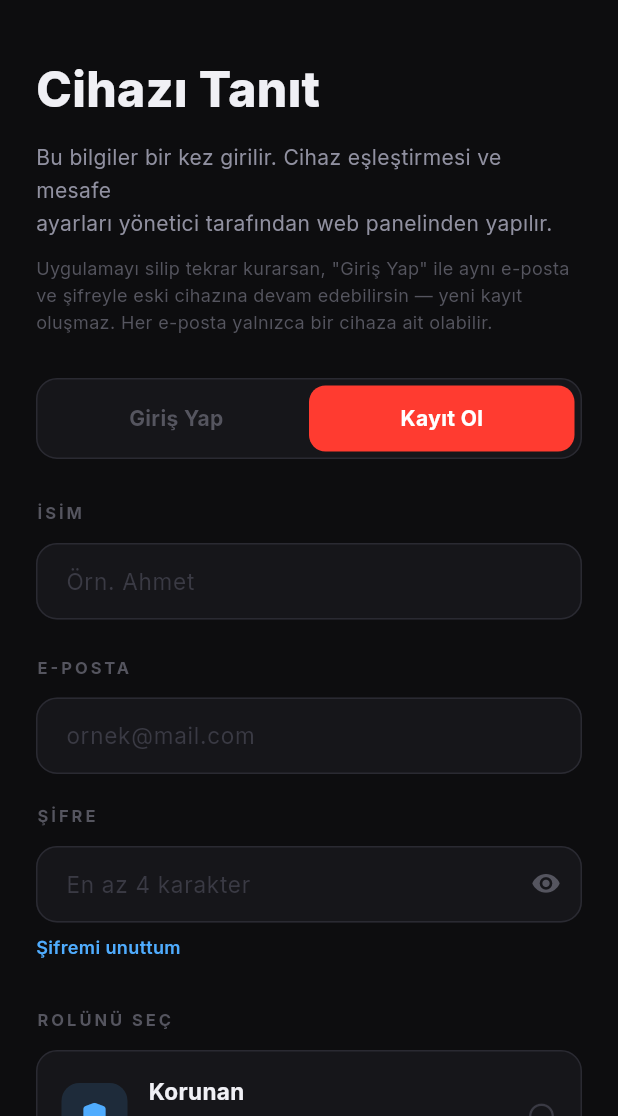
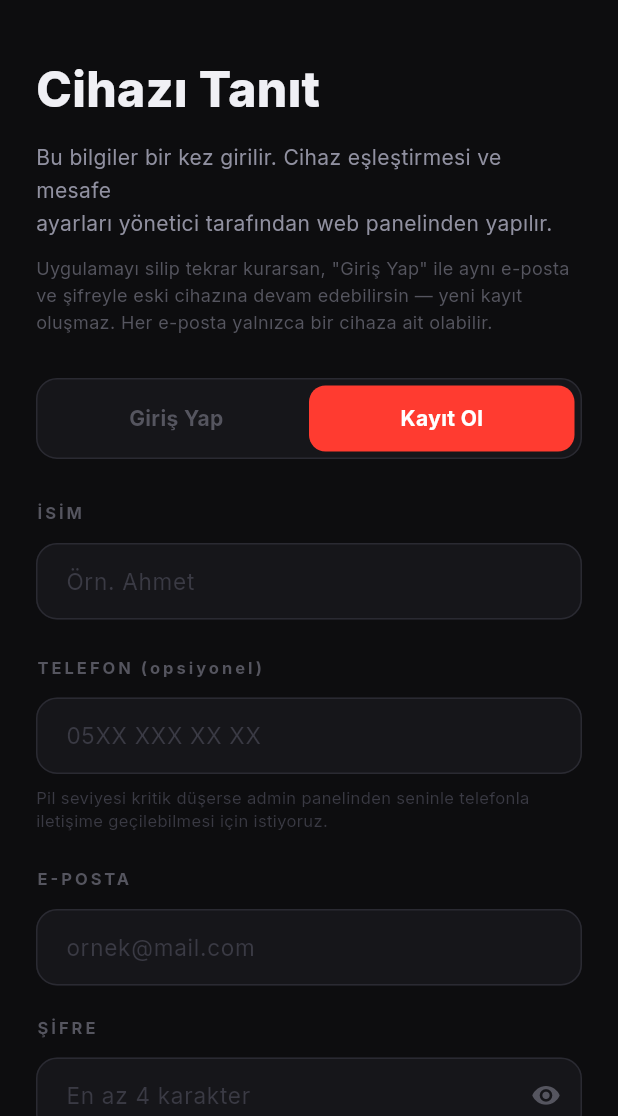
Before and after one commit to yusufbas34/UZAKDUR, a Flutter app: the screen it shows after launch, on a phone screen of 412 x 824 dp, the part 120-1236 px from its top. Run offline on Flutter 3.47's test engine with Material 3 defaults, Android fonts, the phone set to English and light mode, and no system bars; our stand-ins replace audioplayers, battery_plus, firebase_core, firebase_database, firebase_messaging, flutter_local_notifications and 6 more; missing offline and left inert: flutter_foreground_task, workmanager; accounts and stored records are empty.

Commit message:
Pil uyarısı (%30/%15 eşiği) ve kayıtta telefon numarası ekle
- Kayıt formuna opsiyonel "Telefon" alanı eklendi, devices/{id}/phone
  altına yazılıyor.
- Uygulama (her iki rol için): pil %30 altına düşünce bir kez, %15
  altına düşünce bir kez daha yerel bildirim gösteriyor; pil %40'ın
  üstüne çıkınca bu kademe sıfırlanıp bir sonraki deşarjda yeniden
  uyarabiliyor.
- Admin panel: aynı eşiklerde "battery_low"/"battery_critical" olayı
  otomatik loglanıyor, Canlı Akış'ta Önemli/Acil sekmelerinde görünüyor
  ve masaüstü bildirimi tetikliyor. Pil düşük olan cihazın telefonu
  kayıtlıysa, hem Operasyon Panosu'nda hem Kayıtlı Cihazlar'da 📞
  simgesiyle tel: linki (arama) beliriyor.

```diff
--- a/lib/screens/onboarding_screen.dart
+++ b/lib/screens/onboarding_screen.dart
@@ -21,6 +21,7 @@ class _OnboardingScreenState extends State<OnboardingScreen> {
   final _nameCtrl = TextEditingController();
   final _emailCtrl = TextEditingController();
   final _passwordCtrl = TextEditingController();
+  final _phoneCtrl = TextEditingController();
   String? _role;
   bool _saving = false;
   bool _disguise = false;
@@ -93,7 +94,7 @@ class _OnboardingScreenState extends State<OnboardingScreen> {
 
       final deviceId = LocationService.generateDeviceId();
       final passwordHash = LocationService.hashPassword(email, password);
-      await LocationService.registerDevice(deviceId, name, _role!, email: email, passwordHash: passwordHash, kvkkAccepted: true);
+      await LocationService.registerDevice(deviceId, name, _role!, email: email, passwordHash: passwordHash, kvkkAccepted: true, phone: _phoneCtrl.text.trim());
       final p = await SharedPreferences.getInstance();
       await p.setString('device_id', deviceId);
       await p.setString('device_name', name);
@@ -276,6 +277,7 @@ class _OnboardingScreenState extends State<OnboardingScreen> {
     _nameCtrl.dispose();
     _emailCtrl.dispose();
     _passwordCtrl.dispose();
+    _phoneCtrl.dispose();
     super.dispose();
   }
 
@@ -360,6 +362,26 @@ class _OnboardingScreenState extends State<OnboardingScreen> {
               focusedBorder: OutlineInputBorder(borderRadius: BorderRadius.circular(14), borderSide: BorderSide(color: AppColors.roleA.withOpacity(0.6))),
             ),
           ),
+          const SizedBox(height: 24),
+          Text('TELEFON (opsiyonel)', style: GoogleFonts.inter(fontSize: 11, fontWeight: FontWeight.w700, color: AppColors.textMuted, letterSpacing: 2)),
+          const SizedBox(height: 12),
+          TextField(
+            controller: _phoneCtrl,
+            keyboardType: TextInputType.phone,
+            style: GoogleFonts.inter(color: AppColors.textPrimary, fontSize: 15),
+            decoration: InputDecoration(
+              hintText: '05XX XXX XX XX',
+              hintStyle: GoogleFonts.inter(color: AppColors.textDisabled),
+              filled: true, fillColor: AppColors.surface,
+              contentPadding: const EdgeInsets.symmetric(horizontal: 16, vertical: 14),
+              border: OutlineInputBorder(borderRadius: BorderRadius.circular(14), borderSide: const BorderSide(color: AppColors.border)),
+              enabledBorder: OutlineInputBorder(borderRadius: BorderRadius.circular(14), borderSide: const BorderSide(color: AppColors.border)),
+              focusedBorder: OutlineInputBorder(borderRadius: BorderRadius.circular(14), borderSide: BorderSide(color: AppColors.roleA.withOpacity(0.6))),
+            ),
+          ),
+          const SizedBox(height: 8),
+          Text('Pil seviyesi kritik düşerse admin panelinden seninle telefonla iletişime geçilebilmesi için istiyoruz.',
+              style: GoogleFonts.inter(fontSize: 11, color: AppColors.textDisabled, height: 1.4)),
           const SizedBox(height: 24),
         ],
         Text('E-POSTA', style: GoogleFonts.inter(fontSize: 11, fontWeight: FontWeight.w700, color: AppColors.textMuted, letterSpacing: 2)),
--- a/lib/services/location_service.dart
+++ b/lib/services/location_service.dart
@@ -142,6 +142,7 @@ class LocationService {
     required String email,
     required String passwordHash,
     bool kvkkAccepted = false,
+    String? phone,
   }) =>
       _db.child('devices/$deviceId').update({
         'name': name,
@@ -151,6 +152,7 @@ class LocationService {
         'online': false,
         'createdAt': ServerValue.timestamp,
         if (kvkkAccepted) 'kvkkAcceptedAt': ServerValue.timestamp,
+        if (phone != null && phone.isNotEmpty) 'phone': phone,
       });
 
   // Her e-posta yalnızca bir cihaza ait olabilir; cihaz silinip yeniden
--- a/lib/services/notification_service.dart
+++ b/lib/services/notification_service.dart
@@ -31,7 +31,27 @@ class NotificationService {
           'uzakdur_status', 'UZAKDUR Servis',
           description: 'Arka plan servisi', importance: Importance.low,
         ));
+    await _plugin
+        .resolvePlatformSpecificImplementation<AndroidFlutterLocalNotificationsPlugin>()
+        ?.createNotificationChannel(const AndroidNotificationChannel(
+          'uzakdur_battery', 'UZAKDUR Pil Uyarısı',
+          description: 'Pil seviyesi düşük olduğunda uyarır', importance: Importance.high,
+        ));
     await _player.setReleaseMode(ReleaseMode.loop);
+  }
+
+  static Future<void> showBatteryWarning(int level, {required bool critical}) async {
+    await _plugin.show(
+      critical ? 103 : 102,
+      critical ? '🔴 Pil Kritik Seviyede (%$level)' : '🟠 Pil Azalıyor (%$level)',
+      critical
+          ? 'Takip kesilebilir — telefonu en kısa sürede şarja tak.'
+          : 'Konum paylaşımının kesilmemesi için telefonu şarja takmayı unutma.',
+      const NotificationDetails(android: AndroidNotificationDetails(
+        'uzakdur_battery', 'UZAKDUR Pil Uyarısı',
+        importance: Importance.high, priority: Priority.high,
+      )),
+    );
   }
 
   static Future<void> startAlarm(double distance, {String soundId = 'siren'}) async {
```
Also changed, not shown: lib/services/foreground_task_service.dart (+28 -1 lines), 1 other file.
